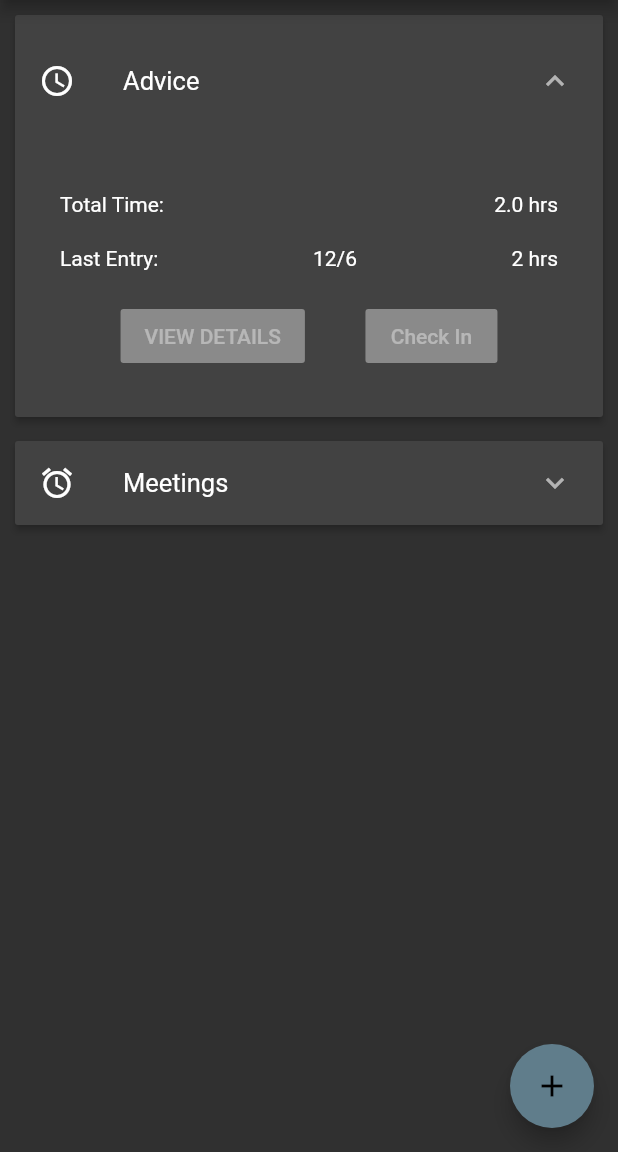
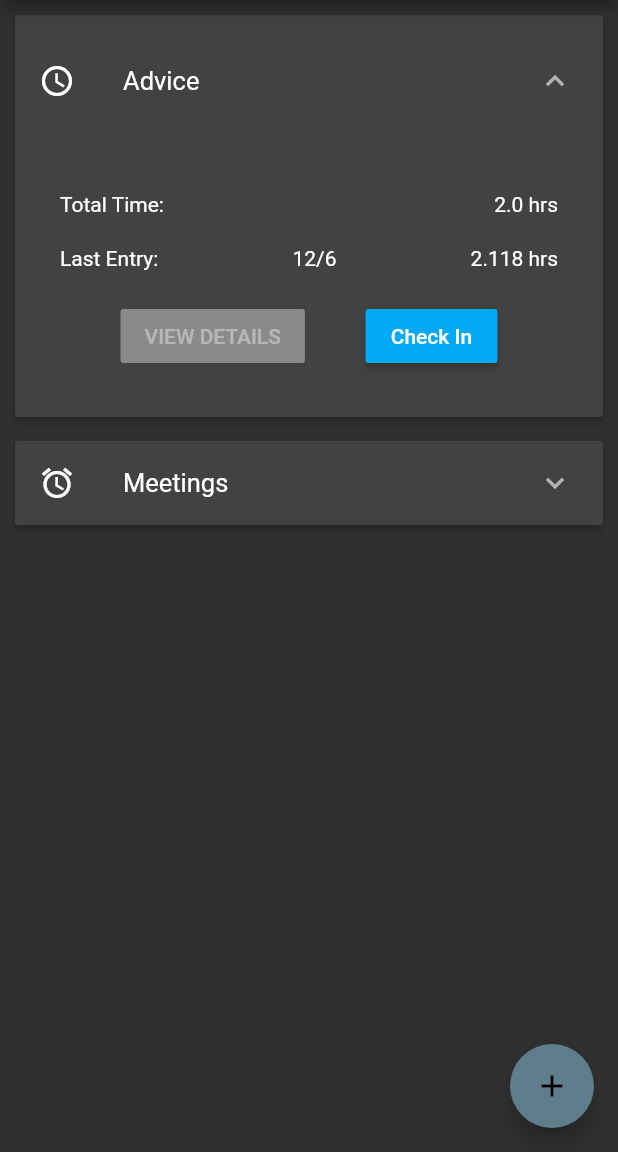
Before and after one commit to tfitz237/timehedron, a Flutter app: the screen it shows after launch, after a tap on the "expand more" icon, on a phone screen of 412 x 824 dp, the part 84-1236 px from its top. Run offline on Flutter 3.47's test engine with Material 2 defaults, Android fonts, the phone set to English and light mode, and no system bars.

Commit message:
fix: proper state management in activityItems

```diff
--- a/lib/activity.item.dart
+++ b/lib/activity.item.dart
@@ -1,16 +1,39 @@
 import 'package:flutter/material.dart';
 
-class ActivityItem {
-  bool isExpanded;
+class ActivityItem extends StatefulWidget {
   final String header;
   final List<CheckIn> checkIns;
-  Icon icon;
-  final String iconString;
-  ActivityItem(this.isExpanded, this.header, this.checkIns, this.iconString) {
-    icon = new Icon(activityIcons[iconString]);
+  final Icon icon;
+  final GlobalKey<ActivityItemState> key;
+  factory ActivityItem(Key key, String header, List<CheckIn> checkIns, String iconString) {
+    return new ActivityItem._(key, header, checkIns, new Icon(ActivityItemState.activityIcons[iconString]));
   }
 
-  Widget getBody() {
+  ActivityItem._(this.key, this.header, this.checkIns, this.icon);
+
+
+
+  @override
+  State<StatefulWidget> createState() {
+    return new ActivityItemState();
+  }
+}
+
+class ActivityItemState extends State<ActivityItem> {
+  bool isExpanded = false;
+
+
+  DateTime unfinishedCheckIn;
+
+
+  toggleExpanded() {
+    setState(() {
+      isExpanded = !isExpanded;
+    });
+  }
+
+  @override
+  Widget build(BuildContext context) {
     return Padding(
         padding: EdgeInsets.all(20.0),
         child: Column(children: <Widget>[
@@ -28,8 +51,8 @@ class ActivityItem {
                   mainAxisAlignment: MainAxisAlignment.spaceBetween,
                   children: [
                     Text('Last Entry:'),
-                    Text(this.checkIns.last.dateOfCheckOut()),
-                    Text(this.checkIns.last.totalTime().toString() + ' hrs')
+                    Text(widget.checkIns.last.dateOfCheckOut()),
+                    Text(widget.checkIns.last.prettyTotalTime())
                   ])),
           Padding(
             padding:EdgeInsets.all(10.0),
@@ -37,20 +60,33 @@ class ActivityItem {
                   mainAxisAlignment: MainAxisAlignment.spaceEvenly,
                   children: [
                   RaisedButton(onPressed: null, child: Text('VIEW DETAILS')),
-                  RaisedButton(onPressed: null, child: Text('Check In'), color: Colors.lightBlue),
-
+                  RaisedButton(onPressed: checkIn, child: Text(unfinishedCheckIn == null ? 'Check In' : 'Check Out'), color: unfinishedCheckIn == null ? Colors.lightBlue : Colors.blueGrey)
           ]))
 
         ]));
   }
 
+  checkIn() {
+    if (unfinishedCheckIn == null) {
+      setState(() {
+        unfinishedCheckIn = DateTime.now();
+      });
+    } else {
+      setState(() {
+        widget.checkIns.add(CheckIn(unfinishedCheckIn, DateTime.now()));
+        unfinishedCheckIn = null;
+      });
+
+    }
+  }
+
   getTotalTime([TimeSpans span = TimeSpans.Hours]) {
     double total = 0;
-    this.checkIns.forEach((checkIn) => total += checkIn.totalTime(span));
+    widget.checkIns.forEach((checkIn) => total += checkIn.totalTime(span));
     return total;
   }
 
-  final activityIcons = <String, IconData>{
+  static final activityIcons = <String, IconData>{
     'access_time': Icons.access_time,
     'access_alarm': Icons.access_alarm,
     'add_alarm': Icons.add_alarm,
@@ -93,6 +129,10 @@ class CheckIn {
     }
   }
 
+  prettyTotalTime() {
+    return totalTime().toString() + '.' + (totalTime(TimeSpans.Minutes) - totalTime(TimeSpans.Hours)).toString() + ' hrs';
+  }
+
   dateOfCheckOut() {
     return checkOut.month.toString() + '/' + checkOut.day.toString();
   }
@@ -104,7 +144,7 @@ class DummyActivityItems {
   getDummies() {
     return <ActivityItem>[
       ActivityItem(
-        false,
+        new GlobalKey<ActivityItemState>(),
         'Advice',
         <CheckIn> [
           CheckIn(DateTime.now().add(Duration(hours: -2)), DateTime.now()),
@@ -112,7 +152,7 @@ class DummyActivityItems {
         'access_time',
       ),
       ActivityItem(
-        false,
+        new GlobalKey<ActivityItemState>(),
         'Meetings',
         <CheckIn> [
           CheckIn(DateTime.now().add(Duration(hours: -8)), DateTime.now().add(Duration(hours: -4))),
--- a/lib/main.dart
+++ b/lib/main.dart
@@ -16,7 +16,7 @@ class ActivitiesState extends State<Activities> {
   final _scaffoldKey = new GlobalKey<ScaffoldState>();
 
   // TODO: Get this data from database
-  List<ActivityItem> items = DummyActivityItems().getDummies();
+  List<ActivityItem> items;
 
   VoidCallback _showBottomSheetCallback;
 
@@ -25,6 +25,7 @@ class ActivitiesState extends State<Activities> {
   void initState() {
     super.initState();
     _showBottomSheetCallback = _showBottomSheet;
+    items = DummyActivityItems().getDummies();
   }
 
   void _toggleBottomSheet() {
@@ -61,10 +62,10 @@ class ActivitiesState extends State<Activities> {
           child: ExpansionPanelList(
             expansionCallback: (int index, bool isExpanded) {
               setState(() {
-                items[index].isExpanded = !items[index].isExpanded;
+                items[index].key.currentState.toggleExpanded();
                 for(var i = 0; i < items.length; i++) {
                   if (i != index) {
-                    items[i].isExpanded = false;
+                    items[i].key.currentState.isExpanded = false;
                   }
                 }
               });
@@ -83,8 +84,8 @@ class ActivitiesState extends State<Activities> {
                         ),
                       ));
                 },
-                isExpanded: item.isExpanded,
-                body: item.getBody(),
+                isExpanded: item.key.currentState != null ? item.key.currentState.isExpanded : false,
+                body: item,
               );
             }).toList(),
           ),
```
